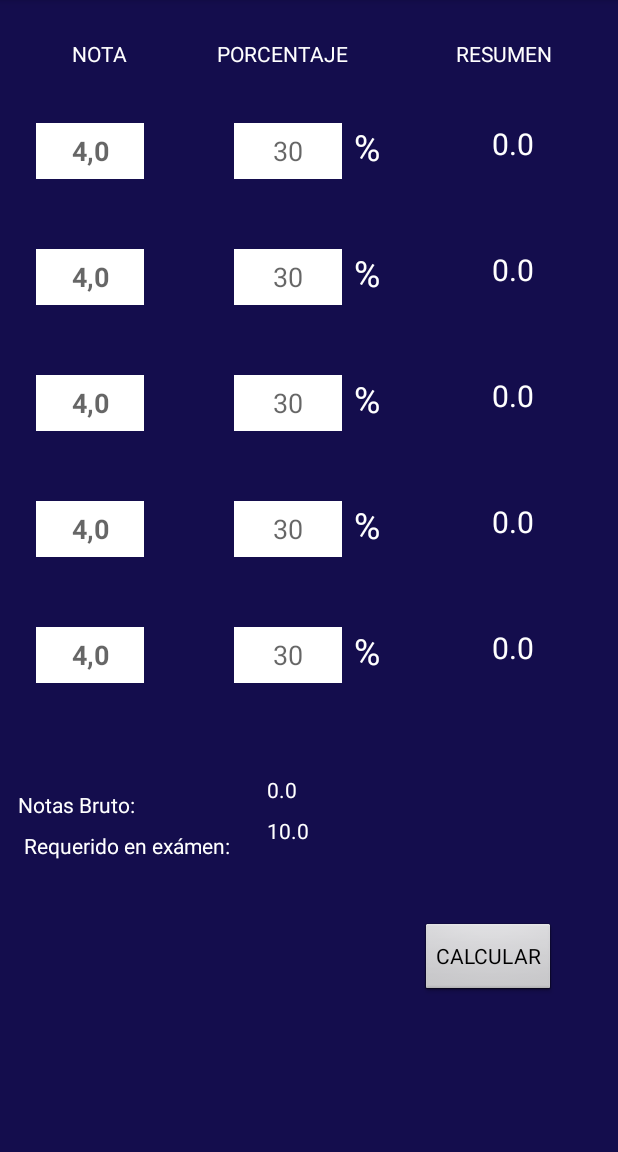
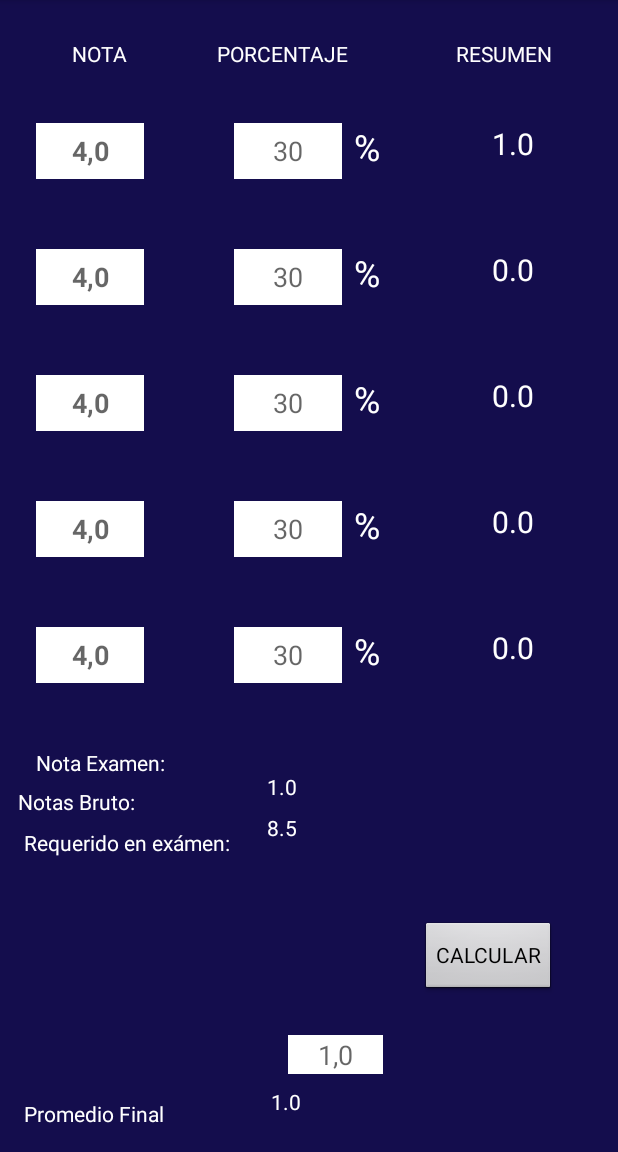
Before and after one commit to claudioFuentes36/MiPromedio, an Android app: the Calculador screen opened directly, with no data from a screen before it, after a tap on "CALCULAR", on a phone screen of 412 x 824 dp, the part 84-1236 px from its top. Run offline under Robolectric (Android 15) with nearby library versions, the phone set to English and light mode, and no system bars; 1 statement that could not run was skipped.

Commit message:
Se arregla el bug y  se agregan las notas de examen y promedio final.

```diff
--- a/app/src/main/java/com/example/claudiofuentes/mipromedio/Calculador.java
+++ b/app/src/main/java/com/example/claudiofuentes/mipromedio/Calculador.java
@@ -82,60 +82,70 @@
     private void asignacionVariables(){
 
         EditText texto = (EditText) findViewById(R.id.txtNota1);
-        //if (!texto.getText().equals("")){nota[0] = Double.parseDouble(texto.getText().toString());}else{nota[0]=0;}
+        if (!texto.getText().toString().isEmpty()){nota[0] = Double.parseDouble(texto.getText().toString());}else{nota[0]=1;}
         nota[0]=Double.parseDouble(texto.getText().toString());
         texto=(EditText) findViewById(R.id.txtNota2);
-        if (!texto.getText().equals("")){nota[1] = Double.parseDouble(texto.getText().toString());}
+        if (!texto.getText().toString().isEmpty()){nota[1] = Double.parseDouble(texto.getText().toString());}
         texto=(EditText) findViewById(R.id.txtNota3);
-        if (!texto.getText().equals("")){nota[2] = Double.parseDouble(texto.getText().toString());}
+        if (!texto.getText().toString().isEmpty()){nota[2] = Double.parseDouble(texto.getText().toString());}
         texto=(EditText) findViewById(R.id.txtNota4);
-        if (!texto.getText().equals("")){nota[3] = Double.parseDouble(texto.getText().toString());}
+        if (!texto.getText().toString().isEmpty()){nota[3] = Double.parseDouble(texto.getText().toString());}
         texto=(EditText) findViewById(R.id.txtNota5);
-        if (!texto.getText().equals("")){nota[4] = Double.parseDouble(texto.getText().toString());}
+        if (!texto.getText().toString().isEmpty()){nota[4] = Double.parseDouble(texto.getText().toString());}
         texto=(EditText) findViewById(R.id.txtNota6);
-        if (!texto.getText().equals("")){nota[5] = Double.parseDouble(texto.getText().toString());}
+        if (!texto.getText().toString().isEmpty()){nota[5] = Double.parseDouble(texto.getText().toString());}
         texto=(EditText) findViewById(R.id.txtNota7);
-        if (!texto.getText().equals("")){nota[6] = Double.parseDouble(texto.getText().toString());}
+        if (!texto.getText().toString().isEmpty()){nota[6] = Double.parseDouble(texto.getText().toString());}
         texto=(EditText) findViewById(R.id.txtNota8);
-        if (!texto.getText().equals("")){nota[7] = Double.parseDouble(texto.getText().toString());}
+        if (!texto.getText().toString().isEmpty()){nota[7] = Double.parseDouble(texto.getText().toString());}
         texto=(EditText) findViewById(R.id.txtNota9);
-        if (!texto.getText().equals("")){nota[8] = Double.parseDouble(texto.getText().toString());}
+        if (!texto.getText().toString().isEmpty()){nota[8] = Double.parseDouble(texto.getText().toString());}
         texto=(EditText) findViewById(R.id.txtNota10);
-        if (!texto.getText().equals("")){nota[9] = Double.parseDouble(texto.getText().toString());}
+        if (!texto.getText().toString().isEmpty()){nota[9] = Double.parseDouble(texto.getText().toString());}
 
 
 
         texto=(EditText) findViewById(R.id.txtPorc1);
-        if (!texto.getText().equals("")){porc[0] = Double.parseDouble(texto.getText().toString());}
+        if (!texto.getText().toString().isEmpty()){porc[0] = Double.parseDouble(texto.getText().toString());}else{porc[0]=100;}
         texto=(EditText) findViewById(R.id.txtPorc2);
-        if (!texto.getText().equals("")){porc[1] = Double.parseDouble(texto.getText().toString());}
+        if (!texto.getText().toString().isEmpty()){porc[1] = Double.parseDouble(texto.getText().toString());}
         texto=(EditText) findViewById(R.id.txtPorc3);
-        if (!texto.getText().equals("")){porc[2] = Double.parseDouble(texto.getText().toString());}
+        if (!texto.getText().toString().isEmpty()){porc[2] = Double.parseDouble(texto.getText().toString());}
         texto=(EditText) findViewById(R.id.txtPorc4);
-        if (!texto.getText().equals("")){porc[3] = Double.parseDouble(texto.getText().toString());}
+        if (!texto.getText().toString().isEmpty()){porc[3] = Double.parseDouble(texto.getText().toString());}
         texto=(EditText) findViewById(R.id.txtPorc5);
-        if (!texto.getText().equals("")){porc[4] = Double.parseDouble(texto.getText().toString());}
+        if (!texto.getText().toString().isEmpty()){porc[4] = Double.parseDouble(texto.getText().toString());}
         texto=(EditText) findViewById(R.id.txtPorc6);
-        if (!texto.getText().equals("")){porc[5] = Double.parseDouble(texto.getText().toString());}
+        if (!texto.getText().toString().isEmpty()){porc[5] = Double.parseDouble(texto.getText().toString());}
         texto=(EditText) findViewById(R.id.txtPorc7);
-        if (!texto.getText().equals("")){porc[6] = Double.parseDouble(texto.getText().toString());}
+        if (!texto.getText().toString().isEmpty()){porc[6] = Double.parseDouble(texto.getText().toString());}
         texto=(EditText) findViewById(R.id.txtPorc8);
-        if (!texto.getText().equals("")){porc[7] = Double.parseDouble(texto.getText().toString());}
+        if (!texto.getText().toString().isEmpty()){porc[7] = Double.parseDouble(texto.getText().toString());}
         texto=(EditText) findViewById(R.id.txtPorc9);
-        if (!texto.getText().equals("")){porc[8] = Double.parseDouble(texto.getText().toString());}
+        if (!texto.getText().toString().isEmpty()){porc[8] = Double.parseDouble(texto.getText().toString());}
         texto=(EditText) findViewById(R.id.txtPorc10);
-        if (!texto.getText().equals("")){porc[9] = Double.parseDouble(texto.getText().toString());}
+        if (!texto.getText().toString().isEmpty()){porc[9] = Double.parseDouble(texto.getText().toString());}
     }
     private double calcularBruto(){
         //EditText texto = (EditText) findViewById(R.id.txtNota1);
         //nota[0] = Double.parseDouble(texto.getText().toString());
         double total = 0;
         for (int i =0;i<10;i++){
-            total=total + nota[i];
+            total=total + porcNota[i];
         }
        TextView txt=(TextView)findViewById(R.id.notaBruto);
         txt.setText(""+total);
         return total;
+    }
+    private void calcularPromedio(double promBruto){
+        double examen=1;
+        promBruto=(promBruto*0.6);
+        EditText texam = (EditText)findViewById(R.id.examen);
+        if (!texam.getText().toString().isEmpty()){examen=Double.parseDouble(texam.getText().toString());}else {examen=1;}
+        examen=(examen*0.4);
+        double promFinal = promBruto+examen;
+        TextView pFinal = (TextView)findViewById(R.id.promedioFinal);
+        pFinal.setText(""+promFinal);
     }
     private void calcularNotaRequerida(double bruto){
         double descontado   =   bruto*0.6;
@@ -148,7 +158,7 @@
             Toast.makeText(getApplicationContext(),"Felicidades pasaste el año",Toast.LENGTH_LONG).show();
         }
         else if(necesario>7){
-            Toast.makeText(getApplicationContext(),"Mejor suerte el próximo año, no haz pasado",Toast.LENGTH_LONG).show();
+            Toast.makeText(getApplicationContext(),"Mejor suerte el próximo año, no tienes opción de pasar",Toast.LENGTH_LONG).show();
         }
         TextView txt=(TextView)findViewById(R.id.necEnExamen);
         txt.setText(""+necesario);
--- a/app/src/main/res/layout/activity_calculador.xml
+++ b/app/src/main/res/layout/activity_calculador.xml
@@ -105,7 +105,7 @@
                         android:layout_marginBottom="8dp"
                         android:layout_marginEnd="48dp"
                         android:layout_marginTop="8dp"
-                        android:text="1,2"
+                        android:text="0,0"
                         android:textColor="#FFFFFF"
                         android:textSize="20sp"
                         app:layout_constraintBottom_toBottomOf="parent"
@@ -182,7 +182,7 @@
                         android:layout_marginBottom="8dp"
                         android:layout_marginEnd="48dp"
                         android:layout_marginTop="8dp"
-                        android:text="1,2"
+                        android:text="0,0"
                         android:textColor="#FFFFFF"
                         android:textSize="20sp"
                         app:layout_constraintBottom_toBottomOf="parent"
@@ -259,7 +259,7 @@
                         android:layout_marginBottom="8dp"
                         android:layout_marginEnd="48dp"
                         android:layout_marginTop="8dp"
-                        android:text="1,2"
+                        android:text="0,0"
                         android:textColor="#FFFFFF"
                         android:textSize="20sp"
                         app:layout_constraintBottom_toBottomOf="parent"
@@ -336,7 +336,7 @@
                         android:layout_marginBottom="8dp"
                         android:layout_marginEnd="48dp"
                         android:layout_marginTop="8dp"
-                        android:text="1,2"
+                        android:text="0,0"
                         android:textColor="#FFFFFF"
                         android:textSize="20sp"
                         app:layout_constraintBottom_toBottomOf="parent"
@@ -413,7 +413,7 @@
                         android:layout_marginBottom="8dp"
                         android:layout_marginEnd="48dp"
                         android:layout_marginTop="8dp"
-                        android:text="1,2"
+                        android:text="0,0"
                         android:textColor="#FFFFFF"
                         android:textSize="20sp"
                         app:layout_constraintBottom_toBottomOf="parent"
@@ -490,7 +490,7 @@
                         android:layout_marginBottom="8dp"
                         android:layout_marginEnd="48dp"
                         android:layout_marginTop="8dp"
-                        android:text="1,2"
+                        android:text="0,0"
                         android:textColor="#FFFFFF"
                         android:textSize="20sp"
                         app:layout_constraintBottom_toBottomOf="parent"
@@ -567,7 +567,7 @@
                         android:layout_marginBottom="8dp"
                         android:layout_marginEnd="48dp"
                         android:layout_marginTop="8dp"
-                        android:text="1,2"
+                        android:text="0,0"
                         android:textColor="#FFFFFF"
                         android:textSize="20sp"
                         app:layout_constraintBottom_toBottomOf="parent"
@@ -644,7 +644,7 @@
                         android:layout_marginBottom="8dp"
                         android:layout_marginEnd="48dp"
                         android:layout_marginTop="8dp"
-                        android:text="1,2"
+                        android:text="0,0"
                         android:textColor="#FFFFFF"
                         android:textSize="20sp"
                         app:layout_constraintBottom_toBottomOf="parent"
@@ -721,7 +721,7 @@
                         android:layout_marginBottom="8dp"
                         android:layout_marginEnd="48dp"
                         android:layout_marginTop="8dp"
-                        android:text="1,2"
+                        android:text="0,0"
                         android:textColor="#FFFFFF"
                         android:textSize="20sp"
                         app:layout_constraintBottom_toBottomOf="parent"
@@ -798,7 +798,7 @@
                         android:layout_marginBottom="8dp"
                         android:layout_marginEnd="48dp"
                         android:layout_marginTop="8dp"
-                        android:text="1,2"
+                        android:text="0,0"
                         android:textColor="#FFFFFF"
                         android:textSize="20sp"
                         app:layout_constraintBottom_toBottomOf="parent"
@@ -903,10 +903,10 @@
                 android:layout_height="wrap_content"
                 android:layout_marginStart="88dp"
                 android:layout_marginTop="16dp"
-                android:text="1,2"
+                android:text="0,0"
+                android:textColor="#FFFFFF"
                 app:layout_constraintStart_toEndOf="@+id/textView6"
-                app:layout_constraintTop_toTopOf="parent"
-                android:textColor="#FFFFFF"/>
+                app:layout_constraintTop_toTopOf="parent" />
 
             <TextView
                 android:id="@+id/textView16"
@@ -926,9 +926,63 @@
                 android:layout_marginStart="24dp"
                 android:layout_marginTop="8dp"
                 android:text="7"
+                android:textColor="#FFFFFF"
                 app:layout_constraintStart_toEndOf="@+id/textView16"
-                app:layout_constraintTop_toBottomOf="@+id/notaBruto"
-                android:textColor="#FFFFFF"/>
+                app:layout_constraintTop_toBottomOf="@+id/notaBruto" />
+
+            <TextView
+                android:id="@+id/textView15"
+                android:layout_width="137dp"
+                android:layout_height="wrap_content"
+                android:layout_marginStart="8dp"
+                android:text="Nota Examen:"
+                android:textColor="#ffffff"
+                app:layout_constraintStart_toStartOf="@+id/textView16"
+                tools:layout_editor_absoluteY="89dp" />
+
+            <EditText
+                android:id="@+id/examen"
+                android:layout_width="63dp"
+                android:layout_height="26dp"
+                android:layout_marginBottom="44dp"
+                android:layout_marginEnd="8dp"
+                android:layout_marginStart="8dp"
+                android:background="#FFFFFF"
+                android:ems="10"
+                android:hint="1,0"
+                android:inputType="numberDecimal"
+                app:layout_constraintBottom_toBottomOf="parent"
+                app:layout_constraintEnd_toStartOf="@+id/btnCalcular"
+                app:layout_constraintHorizontal_bias="0.562"
+                app:layout_constraintStart_toEndOf="@+id/textView15"
+                android:textAlignment="center"/>
+
+            <TextView
+                android:id="@+id/textView17"
+                android:layout_width="137dp"
+                android:layout_height="wrap_content"
+                android:layout_marginBottom="8dp"
+                android:layout_marginStart="8dp"
+                android:text="Promedio Final"
+                android:textColor="#ffffff"
+                app:layout_constraintBottom_toBottomOf="parent"
+                app:layout_constraintStart_toStartOf="parent" />
+
+            <TextView
+                android:id="@+id/promedioFinal"
+                android:layout_width="66dp"
+                android:layout_height="27dp"
+                android:layout_marginBottom="8dp"
+                android:layout_marginEnd="8dp"
+                android:layout_marginStart="8dp"
+                android:layout_marginTop="8dp"
+                android:text="1.0"
+                android:textColor="#FFFFFF"
+                app:layout_constraintBottom_toBottomOf="parent"
+                app:layout_constraintEnd_toEndOf="parent"
+                app:layout_constraintHorizontal_bias="0.114"
+                app:layout_constraintStart_toEndOf="@+id/textView17"
+                app:layout_constraintTop_toBottomOf="@+id/examen" />
         </android.support.constraint.ConstraintLayout>
 
     </LinearLayout>
```
